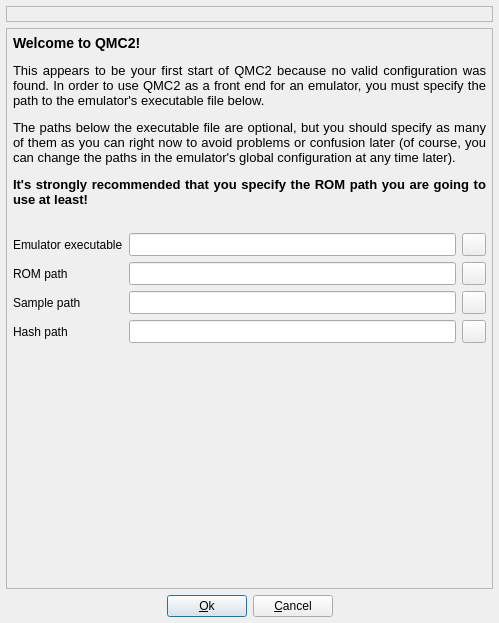
The window that welcome.ui (qmc2/qmc2-mame-fe) describes before a commit, drawn with Qt 5.
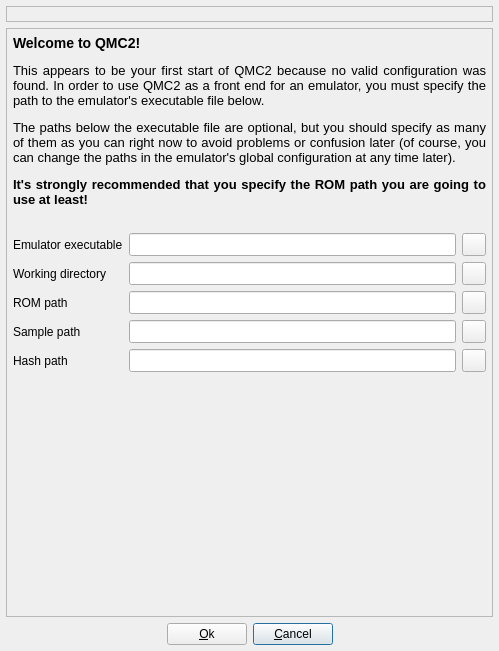
The same window after the commit. Icons and pictures are not drawn.

Commit message: imp: allow the specification of the emulator's working directory already in the welcome dialog

What changed in the file:
```diff
--- a/welcome.ui
+++ b/welcome.ui
@@ -8,14 +8,238 @@
     <x>0</x>
     <y>0</y>
     <width>499</width>
-    <height>623</height>
+    <height>651</height>
    </rect>
   </property>
   <property name="windowTitle">
    <string>Welcome to QMC2</string>
   </property>
   <layout class="QGridLayout" name="gridLayout">
-   <item row="0" column="0">
+   <item row="2" column="2">
+    <widget class="QPushButton" name="pushButtonCancel">
+     <property name="text">
+      <string>&amp;Cancel</string>
+     </property>
+    </widget>
+   </item>
+   <item row="2" column="1">
+    <widget class="QPushButton" name="pushButtonOkay">
+     <property name="text">
+      <string>&amp;Ok</string>
+     </property>
+    </widget>
+   </item>
+   <item row="1" column="0" colspan="4">
+    <widget class="QFrame" name="frame">
+     <property name="frameShape">
+      <enum>QFrame::StyledPanel</enum>
+     </property>
+     <property name="frameShadow">
+      <enum>QFrame::Raised</enum>
+     </property>
+     <layout class="QGridLayout" name="gridLayout2">
+      <item row="2" column="2">
+       <widget class="QToolButton" name="toolButtonBrowseExecutableFile">
+        <property name="toolTip">
+         <string>Browse emulator executable file</string>
+        </property>
+        <property name="icon">
+         <iconset resource="qmc2.qrc">
+          <normaloff>:/data/img/fileopen.png</normaloff>:/data/img/fileopen.png</iconset>
+        </property>
+       </widget>
+      </item>
+      <item row="1" column="0" colspan="3">
+       <widget class="QLabel" name="labelSpacer">
+        <property name="text">
+         <string/>
+        </property>
+       </widget>
+      </item>
+      <item row="2" column="1">
+       <widget class="QLineEdit" name="lineEditExecutableFile">
+        <property name="sizePolicy">
+         <sizepolicy hsizetype="Expanding" vsizetype="Minimum">
+          <horstretch>0</horstretch>
+          <verstretch>0</verstretch>
+         </sizepolicy>
+        </property>
+        <property name="toolTip">
+         <string>Emulator executable file</string>
+        </property>
+       </widget>
+      </item>
+      <item row="3" column="2">
+       <widget class="QToolButton" name="toolButtonBrowseWorkingDirectory">
+        <property name="toolTip">
+         <string>Browse working directory</string>
+        </property>
+        <property name="icon">
+         <iconset resource="qmc2.qrc">
+          <normaloff>:/data/img/fileopen.png</normaloff>:/data/img/fileopen.png</iconset>
+        </property>
+       </widget>
+      </item>
+      <item row="6" column="2">
+       <widget class="QToolButton" name="toolButtonBrowseHashPath">
+        <property name="toolTip">
+         <string>Browse hash path</string>
+        </property>
+        <property name="icon">
+         <iconset resource="qmc2.qrc">
+          <normaloff>:/data/img/fileopen.png</normaloff>:/data/img/fileopen.png</iconset>
+        </property>
+       </widget>
+      </item>
+      <item row="4" column="2">
+       <widget class="QToolButton" name="toolButtonBrowseROMPath">
+        <property name="toolTip">
+         <string>Browse ROM path</string>
+        </property>
+        <property name="icon">
+         <iconset resource="qmc2.qrc">
+          <normaloff>:/data/img/fileopen.png</normaloff>:/data/img/fileopen.png</iconset>
+        </property>
+       </widget>
+      </item>
+      <item row="5" column="0">
+       <widget class="QLabel" name="labelSamplePath">
+        <property name="text">
+         <string>Sample path</string>
+        </property>
+       </widget>
+      </item>
+      <item row="6" column="1">
+       <widget class="QLineEdit" name="lineEditHashPath">
+        <property name="sizePolicy">
+         <sizepolicy hsizetype="Expanding" vsizetype="Minimum">
+          <horstretch>0</horstretch>
+          <verstretch>0</verstretch>
+         </sizepolicy>
+        </property>
+        <property name="toolTip">
+         <string>Path to hash files</string>
+        </property>
+       </widget>
+      </item>
+      <item row="6" column="0">
+       <widget class="QLabel" name="labelHashPath">
+        <property name="text">
+         <string>Hash path</string>
+        </property>
+       </widget>
+      </item>
+      <item row="7" column="0" colspan="3">
+       <spacer name="spacer3">
+        <property name="orientation">
+         <enum>Qt::Vertical</enum>
+        </property>
+        <property name="sizeHint" stdset="0">
+         <size>
+          <width>20</width>
+          <height>0</height>
+         </size>
+        </property>
+       </spacer>
+      </item>
+      <item row="5" column="1">
+       <widget class="QLineEdit" name="lineEditSamplePath">
+        <property name="sizePolicy">
+         <sizepolicy hsizetype="Expanding" vsizetype="Minimum">
+          <horstretch>0</horstretch>
+          <verstretch>0</verstretch>
+         </sizepolicy>
+        </property>
+        <property name="toolTip">
+         <string>Path to samples</string>
+        </property>
+       </widget>
+      </item>
+      <item row="2" column="0">
+       <widget class="QLabel" name="labelExecutableFile">
+        <property name="text">
+         <string>Emulator executable</string>
+        </property>
+       </widget>
+      </item>
+      <item row="3" column="1">
+       <widget class="QLineEdit" name="lineEditWorkingDirectory">
+        <property name="sizePolicy">
+         <sizepolicy hsizetype="Expanding" vsizetype="Minimum">
+          <horstretch>0</horstretch>
+          <verstretch>0</verstretch>
+         </sizepolicy>
+        </property>
+        <property name="toolTip">
+         <string>Working directory that's used when the emulator is executed (if empty, QMC2's current working directory is used)</string>
+        </property>
+       </widget>
+      </item>
+      <item row="3" column="0">
+       <widget class="QLabel" name="labelWorkingDirectory">
+        <property name="text">
+         <string>Working directory</string>
+        </property>
+       </widget>
+      </item>
+      <item row="5" column="2">
+       <widget class="QToolButton" name="toolButtonBrowseSamplePath">
+        <property name="toolTip">
+         <string>Browse sample path</string>
+        </property>
+        <property name="icon">
+         <iconset resource="qmc2.qrc">
+          <normaloff>:/data/img/fileopen.png</normaloff>:/data/img/fileopen.png</iconset>
+        </property>
+       </widget>
+      </item>
+      <item row="4" column="1">
+       <widget class="QLineEdit" name="lineEditROMPath">
+        <property name="sizePolicy">
+         <sizepolicy hsizetype="Expanding" vsizetype="Minimum">
+          <horstretch>0</horstretch>
+          <verstretch>0</verstretch>
+         </sizepolicy>
+        </property>
+        <property name="toolTip">
+         <string>Path to ROM images</string>
+        </property>
+       </widget>
+      </item>
+      <item row="0" column="0" colspan="3">
+       <widget class="QLabel" name="labelWelcome">
+        <property name="sizePolicy">
+         <sizepolicy hsizetype="Minimum" vsizetype="Minimum">
+          <horstretch>0</horstretch>
+          <verstretch>0</verstretch>
+         </sizepolicy>
+        </property>
+        <property name="text">
+         <string>&lt;!DOCTYPE HTML PUBLIC &quot;-//W3C//DTD HTML 4.0//EN&quot; &quot;http://www.w3.org/TR/REC-html40/strict.dtd&quot;&gt;
+&lt;html&gt;&lt;head&gt;&lt;meta name=&quot;qrichtext&quot; content=&quot;1&quot; /&gt;&lt;style type=&quot;text/css&quot;&gt;
+p, li { white-space: pre-wrap; }
+&lt;/style&gt;&lt;/head&gt;&lt;body style=&quot; font-family:'Sans Serif'; font-size:10pt; font-weight:400; font-style:normal;&quot;&gt;
+&lt;p style=&quot; margin-top:12px; margin-bottom:12px; margin-left:0px; margin-right:0px; -qt-block-indent:0; text-indent:0px;&quot;&gt;&lt;span style=&quot; font-size:large; font-weight:600;&quot;&gt;Welcome to QMC2!&lt;/span&gt;&lt;/p&gt;
+&lt;p align=&quot;justify&quot; style=&quot; margin-top:12px; margin-bottom:12px; margin-left:0px; margin-right:0px; -qt-block-indent:0; text-indent:0px;&quot;&gt;This appears to be your first start of QMC2 because no valid configuration was found. In order to use QMC2 as a front end for an emulator, you must specify the path to the emulator's executable file below.&lt;/p&gt;
+&lt;p align=&quot;justify&quot; style=&quot; margin-top:12px; margin-bottom:12px; margin-left:0px; margin-right:0px; -qt-block-indent:0; text-indent:0px;&quot;&gt;The paths below the executable file are optional, but you should specify as many of them as you can right now to avoid problems or confusion later (of course, you can change the paths in the emulator's global configuration at any time later).&lt;/p&gt;
+&lt;p align=&quot;justify&quot; style=&quot; margin-top:12px; margin-bottom:12px; margin-left:0px; margin-right:0px; -qt-block-indent:0; text-indent:0px;&quot;&gt;&lt;span style=&quot; font-weight:600;&quot;&gt;It's strongly recommended that you specify the ROM path you are going to use at least!&lt;/span&gt;&lt;/p&gt;&lt;/body&gt;&lt;/html&gt;</string>
+        </property>
+        <property name="wordWrap">
+         <bool>true</bool>
+        </property>
+       </widget>
+      </item>
+      <item row="4" column="0">
+       <widget class="QLabel" name="labelROMPath">
+        <property name="text">
+         <string>ROM path</string>
+        </property>
+       </widget>
+      </item>
+     </layout>
+    </widget>
+   </item>
+   <item row="0" column="0" colspan="4">
     <widget class="QFrame" name="frameLogo">
      <property name="frameShape">
       <enum>QFrame::StyledPanel</enum>
@@ -49,232 +273,31 @@
      </layout>
     </widget>
    </item>
-   <item row="1" column="0">
-    <widget class="QFrame" name="frame">
-     <property name="frameShape">
-      <enum>QFrame::StyledPanel</enum>
-     </property>
-     <property name="frameShadow">
-      <enum>QFrame::Raised</enum>
-     </property>
-     <layout class="QGridLayout" name="gridLayout_3">
-      <item row="0" column="0">
-       <layout class="QGridLayout" name="gridLayout_2">
-        <item row="0" column="0" colspan="3">
-         <widget class="QLabel" name="labelWelcome">
-          <property name="sizePolicy">
-           <sizepolicy hsizetype="Minimum" vsizetype="Minimum">
-            <horstretch>0</horstretch>
-            <verstretch>0</verstretch>
-           </sizepolicy>
-          </property>
-          <property name="text">
-           <string>&lt;!DOCTYPE HTML PUBLIC &quot;-//W3C//DTD HTML 4.0//EN&quot; &quot;http://www.w3.org/TR/REC-html40/strict.dtd&quot;&gt;
-&lt;html&gt;&lt;head&gt;&lt;meta name=&quot;qrichtext&quot; content=&quot;1&quot; /&gt;&lt;style type=&quot;text/css&quot;&gt;
-p, li { white-space: pre-wrap; }
-&lt;/style&gt;&lt;/head&gt;&lt;body style=&quot; font-family:'Sans Serif'; font-size:10pt; font-weight:400; font-style:normal;&quot;&gt;
-&lt;p style=&quot; margin-top:12px; margin-bottom:12px; margin-left:0px; margin-right:0px; -qt-block-indent:0; text-indent:0px;&quot;&gt;&lt;span style=&quot; font-size:large; font-weight:600;&quot;&gt;Welcome to QMC2!&lt;/span&gt;&lt;/p&gt;
-&lt;p align=&quot;justify&quot; style=&quot; margin-top:12px; margin-bottom:12px; margin-left:0px; margin-right:0px; -qt-block-indent:0; text-indent:0px;&quot;&gt;This appears to be your first start of QMC2 because no valid configuration was found. In order to use QMC2 as a front end for an emulator, you must specify the path to the emulator's executable file below.&lt;/p&gt;
-&lt;p align=&quot;justify&quot; style=&quot; margin-top:12px; margin-bottom:12px; margin-left:0px; margin-right:0px; -qt-block-indent:0; text-indent:0px;&quot;&gt;The paths below the executable file are optional, but you should specify as many of them as you can right now to avoid problems or confusion later (of course, you can change the paths in the emulator's global configuration at any time later).&lt;/p&gt;
-&lt;p align=&quot;justify&quot; style=&quot; margin-top:12px; margin-bottom:12px; margin-left:0px; margin-right:0px; -qt-block-indent:0; text-indent:0px;&quot;&gt;&lt;span style=&quot; font-weight:600;&quot;&gt;It's strongly recommended that you specify the ROM path you are going to use at least!&lt;/span&gt;&lt;/p&gt;&lt;/body&gt;&lt;/html&gt;</string>
-          </property>
-          <property name="wordWrap">
-           <bool>true</bool>
-          </property>
-         </widget>
-        </item>
-        <item row="2" column="1">
-         <widget class="QLineEdit" name="lineEditExecutableFile">
-          <property name="sizePolicy">
-           <sizepolicy hsizetype="Expanding" vsizetype="Minimum">
-            <horstretch>0</horstretch>
-            <verstretch>0</verstretch>
-           </sizepolicy>
-          </property>
-          <property name="toolTip">
-           <string>Emulator executable file</string>
-          </property>
-         </widget>
-        </item>
-        <item row="2" column="2">
-         <widget class="QToolButton" name="toolButtonBrowseExecutableFile">
-          <property name="toolTip">
-           <string>Browse emulator executable file</string>
-          </property>
-          <property name="icon">
-           <iconset resource="qmc2.qrc">
-            <normaloff>:/data/img/fileopen.png</normaloff>:/data/img/fileopen.png</iconset>
-          </property>
-         </widget>
-        </item>
-        <item row="3" column="1">
-         <widget class="QLineEdit" name="lineEditROMPath">
-          <property name="sizePolicy">
-           <sizepolicy hsizetype="Expanding" vsizetype="Minimum">
-            <horstretch>0</horstretch>
-            <verstretch>0</verstretch>
-           </sizepolicy>
-          </property>
-          <property name="toolTip">
-           <string>Path to ROM images</string>
-          </property>
-         </widget>
-        </item>
-        <item row="3" column="2">
-         <widget class="QToolButton" name="toolButtonBrowseROMPath">
-          <property name="toolTip">
-           <string>Browse ROM path</string>
-          </property>
-          <property name="icon">
-           <iconset resource="qmc2.qrc">
-            <normaloff>:/data/img/fileopen.png</normaloff>:/data/img/fileopen.png</iconset>
-          </property>
-         </widget>
-        </item>
-        <item row="4" column="1">
-         <widget class="QLineEdit" name="lineEditSamplePath">
-          <property name="sizePolicy">
-           <sizepolicy hsizetype="Expanding" vsizetype="Minimum">
-            <horstretch>0</horstretch>
-            <verstretch>0</verstretch>
-           </sizepolicy>
-          </property>
-          <property name="toolTip">
-           <string>Path to samples</string>
-          </property>
-         </widget>
-        </item>
-        <item row="4" column="2">
-         <widget class="QToolButton" name="toolButtonBrowseSamplePath">
-          <property name="toolTip">
-           <string>Browse sample path</string>
-          </property>
-          <property name="icon">
-           <iconset resource="qmc2.qrc">
-            <normaloff>:/data/img/fileopen.png</normaloff>:/data/img/fileopen.png</iconset>
-          </property>
-         </widget>
-        </item>
-        <item row="6" column="1">
-         <spacer name="spacer_2">
-          <property name="orientation">
-           <enum>Qt::Vertical</enum>
-          </property>
-          <property name="sizeHint" stdset="0">
-           <size>
-            <width>20</width>
-            <height>0</height>
-           </size>
-          </property>
-         </spacer>
-        </item>
-        <item row="2" column="0">
-         <widget class="QLabel" name="labelExecutableFile">
-          <property name="text">
-           <string>Emulator executable</string>
-          </property>
-         </widget>
-        </item>
-        <item row="3" column="0">
-         <widget class="QLabel" name="labelROMPath">
-          <property name="text">
-           <string>ROM path</string>
-          </property>
-         </widget>
-        </item>
-        <item row="4" column="0">
-         <widget class="QLabel" name="labelSamplePath">
-          <property name="text">
-           <string>Sample path</string>
-          </property>
-         </widget>
-        </item>
-        <item row="5" column="0">
-         <widget class="QLabel" name="labelHashPath">
-          <property name="text">
-           <string>Hash path</string>
-          </property>
-         </widget>
-        </item>
-        <item row="5" column="1">
-         <widget class="QLineEdit" name="lineEditHashPath">
-          <property name="sizePolicy">
-           <sizepolicy hsizetype="Expanding" vsizetype="Minimum">
-            <horstretch>0</horstretch>
-            <verstretch>0</verstretch>
-           </sizepolicy>
-          </property>
-          <property name="toolTip">
-           <string>Path to hash files</string>
-          </property>
-         </widget>
-        </item>
-        <item row="5" column="2">
-         <widget class="QToolButton" name="toolButtonBrowseHashPath">
-          <property name="toolTip">
-           <string>Browse hash path</string>
-          </property>
-          <property name="icon">
-           <iconset resource="qmc2.qrc">
-            <normaloff>:/data/img/fileopen.png</normaloff>:/data/img/fileopen.png</iconset>
-          </property>
-         </widget>
-        </item>
-        <item row="1" column="0" colspan="3">
-         <widget class="QLabel" name="labelSpacer">
-          <property name="text">
-           <string/>
-          </property>
-         </widget>
-        </item>
-       </layout>
-      </item>
-     </layout>
-    </widget>
-   </item>
    <item row="2" column="0">
-    <layout class="QHBoxLayout" name="horizontalLayout">
-     <item>
-      <spacer>
-       <property name="orientation">
-        <enum>Qt::Horizontal</enum>
-       </property>
-       <property name="sizeHint" stdset="0">
-        <size>
-         <width>0</width>
-         <height>20</height>
-        </size>
-       </property>
-      </spacer>
-     </item>
-     <item>
-      <widget class="QPushButton" name="pushButtonOkay">
-       <property name="text">
-        <string>&amp;Ok</string>
-       </property>
-      </widget>
-     </item>
-     <item>
-      <widget class="QPushButton" name="pushButtonCancel">
-       <property name="text">
-        <string>&amp;Cancel</string>
-       </property>
-      </widget>
-     </item>
-     <item>
-      <spacer name="spacer">
-       <property name="orientation">
-        <enum>Qt::Horizontal</enum>
-       </property>
-       <property name="sizeHint" stdset="0">
-        <size>
-         <width>0</width>
-         <height>20</height>
-        </size>
-       </property>
-      </spacer>
-     </item>
-    </layout>
+    <spacer name="spacer1">
+     <property name="orientation">
+      <enum>Qt::Horizontal</enum>
+     </property>
+     <property name="sizeHint" stdset="0">
+      <size>
+       <width>182</width>
+       <height>20</height>
+      </size>
+     </property>
+    </spacer>
+   </item>
+   <item row="2" column="3">
+    <spacer name="spacer2">
+     <property name="orientation">
+      <enum>Qt::Horizontal</enum>
+     </property>
+     <property name="sizeHint" stdset="0">
+      <size>
+       <width>181</width>
+       <height>20</height>
+      </size>
+     </property>
+    </spacer>
    </item>
   </layout>
  </widget>
```
Left out of the diff: 2 changed lines with no effect on the pictures. The commit also changes 4 other files.
